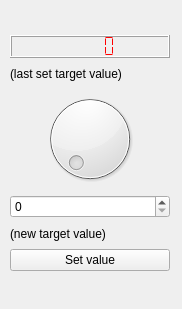
Above: src/pythion/_layout/output.ui from MaxHalldin/WienFilter before the change. Below: the same form after it.
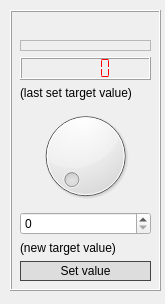
That is the form after the change.

Commit message: Added frames and a small plot obj

What changed in the file:
```diff
--- a/src/pythion/_layout/output.ui
+++ b/src/pythion/_layout/output.ui
@@ -6,19 +6,34 @@
    <rect>
     <x>0</x>
     <y>0</y>
-    <width>182</width>
-    <height>309</height>
+    <width>165</width>
+    <height>304</height>
    </rect>
   </property>
   <property name="windowTitle">
    <string>Output Device</string>
   </property>
+  <widget class="QFrame" name="frame_2">
+   <property name="geometry">
+    <rect>
+     <x>10</x>
+     <y>10</y>
+     <width>151</width>
+     <height>281</height>
+    </rect>
+   </property>
+   <property name="frameShape">
+    <enum>QFrame::Box</enum>
+   </property>
+   <property name="frameShadow">
+    <enum>QFrame::Raised</enum>
+   </property>
   <widget class="QWidget" name="verticalLayoutWidget">
    <property name="geometry">
     <rect>
      <x>10</x>
      <y>10</y>
-     <width>160</width>
+      <width>131</width>
      <height>261</height>
     </rect>
    </property>
@@ -30,6 +45,16 @@
       </property>
      </widget>
     </item>
+     <item>
+      <widget class="QFrame" name="frame">
+       <property name="frameShape">
+        <enum>QFrame::StyledPanel</enum>
+       </property>
+       <property name="frameShadow">
+        <enum>QFrame::Raised</enum>
+       </property>
+      </widget>
+     </item>
     <item>
      <widget class="QLCDNumber" name="lastValueLCD">
       <property name="styleSheet">
@@ -72,12 +97,32 @@
     </item>
     <item>
      <widget class="QPushButton" name="setBtn">
+       <property name="minimumSize">
+        <size>
+         <width>0</width>
+         <height>20</height>
+        </size>
+       </property>
+       <property name="styleSheet">
+        <string notr="true">border: 1px solid #444444;
+background-color: #dddddd</string>
+       </property>
       <property name="text">
        <string>Set value</string>
       </property>
+       <property name="autoDefault">
+        <bool>false</bool>
+       </property>
+       <property name="default">
+        <bool>false</bool>
+       </property>
+       <property name="flat">
+        <bool>false</bool>
+       </property>
      </widget>
     </item>
    </layout>
+   </widget>
   </widget>
  </widget>
  <resources/>
```
Lines whose indentation alone changed are shown as unchanged. The commit also changes 9 other files.
